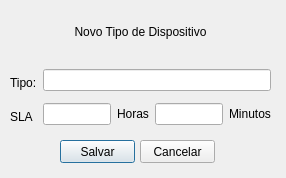
Before: the Qt Designer form tipodisp.ui in brunosr1985/TCC_NayBru, drawn with Qt 5.
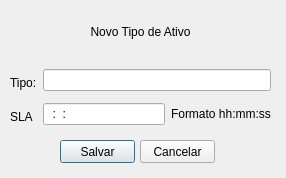
After: the same form once the commit is applied.

Commit message:
Nova Janela tipo dispositivo, remoção de botões inúteis
A interface do usuário está sendo simplificada, o cadastro de tipo de dispositivo parcialmente corrigido

What changed in the file:
```diff
--- a/tipodisp.ui
+++ b/tipodisp.ui
@@ -52,7 +52,7 @@
     <item>
      <widget class="QLabel" name="label_3">
       <property name="text">
-       <string>Novo Tipo de Dispositivo</string>
+       <string>Novo Tipo de Ativo</string>
       </property>
       <property name="alignment">
        <set>Qt::AlignCenter</set>
@@ -87,22 +87,19 @@
         <item>
          <layout class="QHBoxLayout" name="horizontalLayout_2">
           <item>
-           <widget class="QLineEdit" name="horasSLA"/>
-          </item>
-          <item>
-           <widget class="QLabel" name="label_4">
-            <property name="text">
-             <string>Horas</string>
+           <widget class="QLineEdit" name="horasSLA">
+            <property name="inputMethodHints">
+             <set>Qt::ImhTime</set>
+            </property>
+            <property name="inputMask">
+             <string>00:00:00</string>
             </property>
            </widget>
           </item>
-          <item>
-           <widget class="QLineEdit" name="minutosSLA"/>
-          </item>
           <item>
            <widget class="QLabel" name="label_5">
             <property name="text">
-             <string>Minutos</string>
+             <string>Formato hh:mm:ss</string>
             </property>
            </widget>
           </item>
```
Left out of the diff: 3 changed lines with no effect on the pictures. The commit also changes 4 other files.
